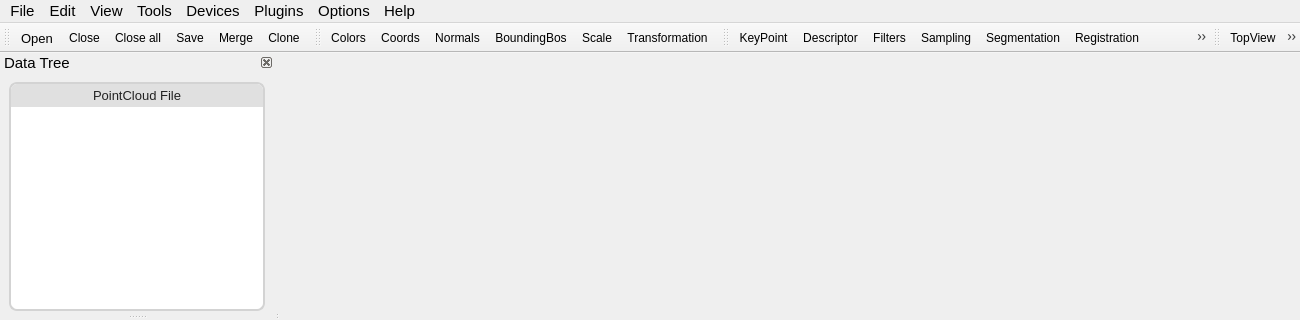
First picture: the form in cloudtool/mainwindow.ui, repository Libaocheng3811/CloudTool2, before the edit; both pictures show x 0 to 1300 and y 0 to 320 of the 1300 by 845 pixel window.
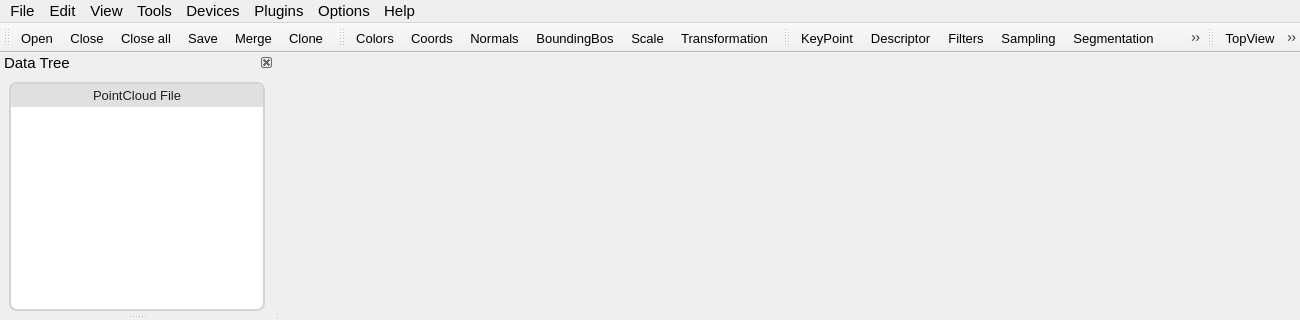
Second picture: the form after the edit. Icons and pictures are not drawn. Custom widgets are drawn as their Qt base class.

What changed in the file:
```diff
--- a/cloudtool/mainwindow.ui
+++ b/cloudtool/mainwindow.ui
@@ -698,6 +698,12 @@
    <property name="text">
     <string>Save</string>
    </property>
+   <property name="font">
+    <font>
+     <family>Microsoft YaHei UI</family>
+     <pointsize>10</pointsize>
+    </font>
+   </property>
    <property name="shortcut">
     <string>Ctrl+S</string>
    </property>
@@ -710,6 +716,12 @@
    <property name="text">
     <string>Close</string>
    </property>
+   <property name="font">
+    <font>
+     <family>Microsoft YaHei UI</family>
+     <pointsize>10</pointsize>
+    </font>
+   </property>
    <property name="shortcut">
     <string>Ctrl+C</string>
    </property>
@@ -722,6 +734,12 @@
    <property name="text">
     <string>Close all</string>
    </property>
+   <property name="font">
+    <font>
+     <family>Microsoft YaHei UI</family>
+     <pointsize>10</pointsize>
+    </font>
+   </property>
   </action>
   <action name="actionMerge">
    <property name="icon">
@@ -731,6 +749,12 @@
    <property name="text">
     <string>Merge</string>
    </property>
+   <property name="font">
+    <font>
+     <family>Microsoft YaHei UI</family>
+     <pointsize>10</pointsize>
+    </font>
+   </property>
   </action>
   <action name="actionClone">
    <property name="icon">
@@ -740,6 +764,12 @@
    <property name="text">
     <string>Clone</string>
    </property>
+   <property name="font">
+    <font>
+     <family>Microsoft YaHei UI</family>
+     <pointsize>10</pointsize>
+    </font>
+   </property>
   </action>
   <action name="actionQuit">
    <property name="icon">
@@ -758,6 +788,12 @@
    <property name="text">
     <string>Colors</string>
    </property>
+   <property name="font">
+    <font>
+     <family>Microsoft YaHei UI</family>
+     <pointsize>10</pointsize>
+    </font>
+   </property>
   </action>
   <action name="actionCoords">
    <property name="icon">
@@ -767,6 +803,12 @@
    <property name="text">
     <string>Coords</string>
    </property>
+   <property name="font">
+    <font>
+     <family>Microsoft YaHei UI</family>
+     <pointsize>10</pointsize>
+    </font>
+   </property>
   </action>
   <action name="actionNormals">
    <property name="icon">
@@ -776,6 +818,12 @@
    <property name="text">
     <string>Normals</string>
    </property>
+   <property name="font">
+    <font>
+     <family>Microsoft YaHei UI</family>
+     <pointsize>10</pointsize>
+    </font>
+   </property>
   </action>
   <action name="actionBoundingBox">
    <property name="icon">
@@ -785,6 +833,12 @@
    <property name="text">
     <string>BoundingBos</string>
    </property>
+   <property name="font">
+    <font>
+     <family>Microsoft YaHei UI</family>
+     <pointsize>10</pointsize>
+    </font>
+   </property>
   </action>
   <action name="actionScale">
    <property name="icon">
@@ -794,6 +848,12 @@
    <property name="text">
     <string>Scale</string>
    </property>
+   <property name="font">
+    <font>
+     <family>Microsoft YaHei UI</family>
+     <pointsize>10</pointsize>
+    </font>
+   </property>
   </action>
   <action name="actionTransformation">
    <property name="icon">
@@ -803,6 +863,12 @@
    <property name="text">
     <string>Transformation</string>
    </property>
+   <property name="font">
+    <font>
+     <family>Microsoft YaHei UI</family>
+     <pointsize>10</pointsize>
+    </font>
+   </property>
   </action>
   <action name="actionTopView">
    <property name="icon">
@@ -812,6 +878,12 @@
    <property name="text">
     <string>TopView</string>
    </property>
+   <property name="font">
+    <font>
+     <family>Microsoft YaHei UI</family>
+     <pointsize>10</pointsize>
+    </font>
+   </property>
   </action>
   <action name="actionFrontView">
    <property name="icon">
@@ -821,6 +893,12 @@
    <property name="text">
     <string>FrontView</string>
    </property>
+   <property name="font">
+    <font>
+     <family>Microsoft YaHei UI</family>
+     <pointsize>10</pointsize>
+    </font>
+   </property>
   </action>
   <action name="actionLeftSideView">
    <property name="icon">
@@ -830,6 +908,12 @@
    <property name="text">
     <string>LeftSideView</string>
    </property>
+   <property name="font">
+    <font>
+     <family>Microsoft YaHei UI</family>
+     <pointsize>10</pointsize>
+    </font>
+   </property>
   </action>
   <action name="actionBackView">
    <property name="icon">
@@ -839,6 +923,12 @@
    <property name="text">
     <string>BackView</string>
    </property>
+   <property name="font">
+    <font>
+     <family>Microsoft YaHei UI</family>
+     <pointsize>10</pointsize>
+    </font>
+   </property>
   </action>
   <action name="actionRightSideView">
    <property name="icon">
@@ -848,6 +938,12 @@
    <property name="text">
     <string>RightSideView</string>
    </property>
+   <property name="font">
+    <font>
+     <family>Microsoft YaHei UI</family>
+     <pointsize>10</pointsize>
+    </font>
+   </property>
   </action>
   <action name="actionBottomView">
    <property name="icon">
@@ -857,6 +953,12 @@
    <property name="text">
     <string>BottomView</string>
    </property>
+   <property name="font">
+    <font>
+     <family>Microsoft YaHei UI</family>
+     <pointsize>10</pointsize>
+    </font>
+   </property>
   </action>
   <action name="actionResetcamera">
    <property name="icon">
@@ -866,6 +968,12 @@
    <property name="text">
     <string>Resetcamera</string>
    </property>
+   <property name="font">
+    <font>
+     <family>Microsoft YaHei UI</family>
+     <pointsize>10</pointsize>
+    </font>
+   </property>
   </action>
   <action name="actionShowFPS">
    <property name="checkable">
@@ -908,6 +1016,12 @@
    <property name="text">
     <string>Filters</string>
    </property>
+   <property name="font">
+    <font>
+     <family>Microsoft YaHei UI</family>
+     <pointsize>10</pointsize>
+    </font>
+   </property>
   </action>
   <action name="actionKeyPoint">
    <property name="icon">
@@ -917,6 +1031,12 @@
    <property name="text">
     <string>KeyPoint</string>
    </property>
+   <property name="font">
+    <font>
+     <family>Microsoft YaHei UI</family>
+     <pointsize>10</pointsize>
+    </font>
+   </property>
   </action>
   <action name="actionSegmentation">
    <property name="icon">
@@ -926,6 +1046,12 @@
    <property name="text">
     <string>Segmentation</string>
    </property>
+   <property name="font">
+    <font>
+     <family>Microsoft YaHei UI</family>
+     <pointsize>10</pointsize>
+    </font>
+   </property>
   </action>
   <action name="actionRegistration">
    <property name="icon">
@@ -935,6 +1061,12 @@
    <property name="text">
     <string>Registration</string>
    </property>
+   <property name="font">
+    <font>
+     <family>Microsoft YaHei UI</family>
+     <pointsize>10</pointsize>
+    </font>
+   </property>
   </action>
   <action name="actionDescriptor">
    <property name="icon">
@@ -944,6 +1076,12 @@
    <property name="text">
     <string>Descriptor</string>
    </property>
+   <property name="font">
+    <font>
+     <family>Microsoft YaHei UI</family>
+     <pointsize>10</pointsize>
+    </font>
+   </property>
   </action>
   <action name="actionRecognition">
    <property name="icon">
@@ -962,6 +1100,12 @@
    <property name="text">
     <string>PickPoints</string>
    </property>
+   <property name="font">
+    <font>
+     <family>Microsoft YaHei UI</family>
+     <pointsize>10</pointsize>
+    </font>
+   </property>
   </action>
   <action name="actionSurface">
    <property name="icon">
@@ -971,6 +1115,12 @@
    <property name="text">
     <string>Surface</string>
    </property>
+   <property name="font">
+    <font>
+     <family>Microsoft YaHei UI</family>
+     <pointsize>10</pointsize>
+    </font>
+   </property>
   </action>
   <action name="actionCutting">
    <property name="icon">
@@ -980,6 +1130,12 @@
    <property name="text">
     <string>Cutting</string>
    </property>
+   <property name="font">
+    <font>
+     <family>Microsoft YaHei UI</family>
+     <pointsize>10</pointsize>
+    </font>
+   </property>
   </action>
   <action name="actionSampling">
    <property name="icon">
@@ -989,6 +1145,12 @@
    <property name="text">
     <string>Sampling</string>
    </property>
+   <property name="font">
+    <font>
+     <family>Microsoft YaHei UI</family>
+     <pointsize>10</pointsize>
+    </font>
+   </property>
   </action>
   <action name="actionCorrespondence">
    <property name="icon">
@@ -1043,6 +1205,12 @@
    <property name="text">
     <string>RangeImage</string>
    </property>
+   <property name="font">
+    <font>
+     <family>Microsoft YaHei UI</family>
+     <pointsize>10</pointsize>
+    </font>
+   </property>
   </action>
   <action name="actionScreenShot">
    <property name="icon">
@@ -1052,6 +1220,12 @@
    <property name="text">
     <string>ScreenShot</string>
    </property>
+   <property name="font">
+    <font>
+     <family>Microsoft YaHei UI</family>
+     <pointsize>10</pointsize>
+    </font>
+   </property>
   </action>
   <action name="actionTest">
    <property name="icon">
@@ -1070,6 +1244,12 @@
    <property name="text">
     <string>Boundary</string>
    </property>
+   <property name="font">
+    <font>
+     <family>Microsoft YaHei UI</family>
+     <pointsize>10</pointsize>
+    </font>
+   </property>
   </action>
   <action name="actionPhotoNeo">
    <property name="icon">
```
Left out of the diff: 217 changed lines with no effect on the pictures.
